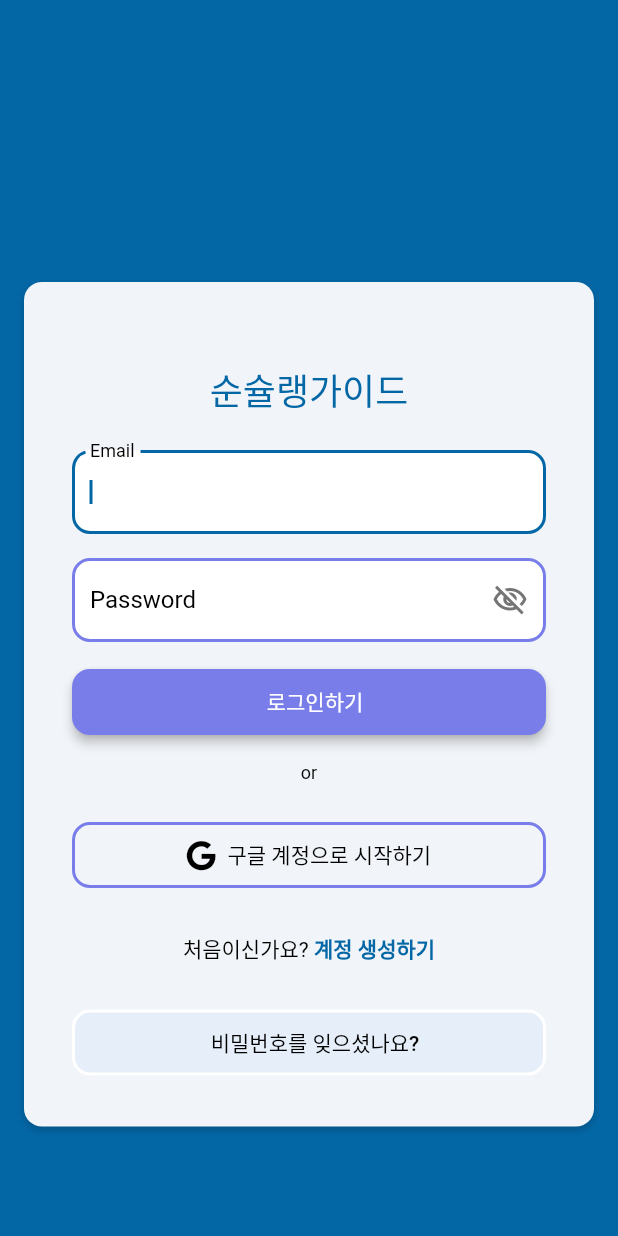
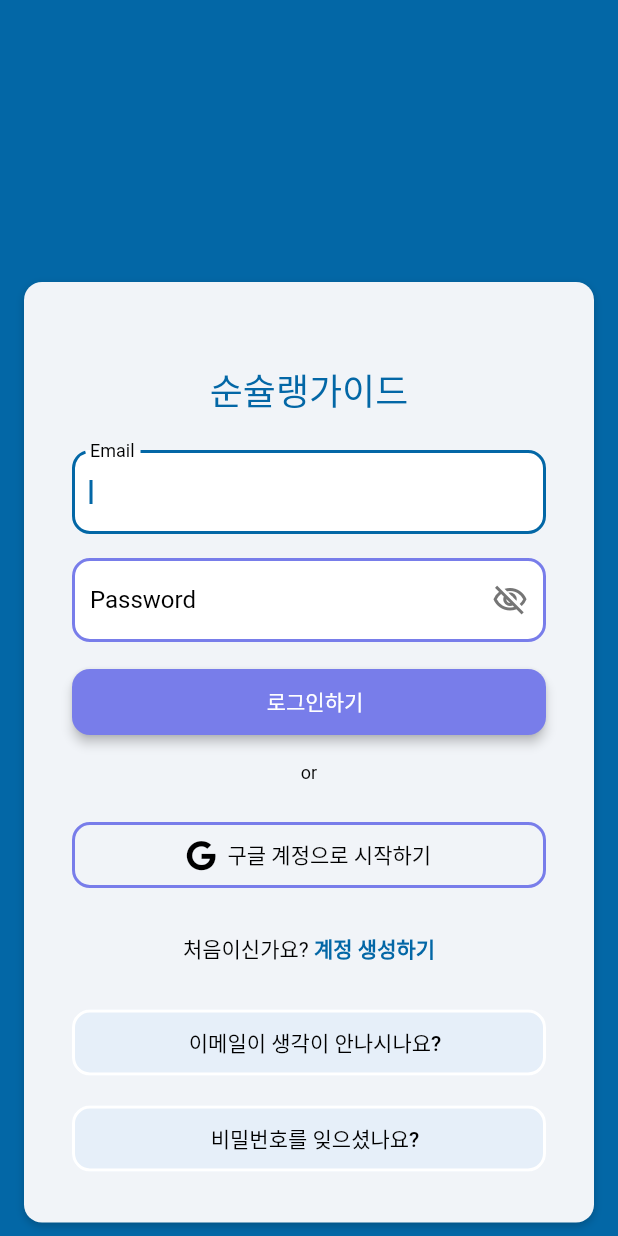
Before and after one commit to SummerToday/Soon-Sulleng-Guide-App, a Flutter app: the screen it shows after launch, on a phone screen of 412 x 824 dp. Run offline on Flutter 3.47's test engine with Material 2 defaults, Android fonts, the phone set to English and light mode, and no system bars; drawn by our look-alikes of flutter_animate; our stand-ins replace font_awesome_flutter; accounts and stored records are empty; Roboto replaces fonts that are missing (Yangjin).

Commit message:
로그인 화면 이메일 찾기 버튼 추가

```diff
--- a/lib/Account/login.dart
+++ b/lib/Account/login.dart
@@ -396,6 +396,36 @@ class _LoginWidgetState extends State<LoginWidget>
                               padding: EdgeInsetsDirectional.fromSTEB(0, 16, 0, 0),
                               child: FFButtonWidget(
                                 onPressed: () async {
+                                  // Email recovery page로 이동
+                                  // 추후에 email recovery 관련 페이지를 연결해야 합니다.
+                                  ScaffoldMessenger.of(context).showSnackBar(
+                                    SnackBar(content: Text('이메일 복구 클릭됨')),
+                                  );
+                                },
+                                text: '이메일이 생각이 안나시나요?',
+                                options: FFButtonOptions(
+                                  width: double.infinity,
+                                  height: 44,
+                                  padding: EdgeInsetsDirectional.fromSTEB(0, 0, 0, 0),
+                                  iconPadding: EdgeInsetsDirectional.fromSTEB(0, 0, 0, 0),
+                                  color: theme.backgroundColor,
+                                  textStyle: theme.titleSmall.copyWith(
+                                    color: theme.primaryText,
+                                  ),
+                                  elevation: 0,
+                                  borderSide: BorderSide(
+                                    color: theme.primaryBackground,
+                                    width: 2,
+                                  ),
+                                  borderRadius: BorderRadius.circular(12),
+                                  hoverColor: theme.primaryBackground,
+                                ),
+                              ),
+                            ),
+                            Padding(
+                              padding: EdgeInsetsDirectional.fromSTEB(0, 16, 0, 0),
+                              child: FFButtonWidget(
+                                onPressed: () async {
                                   // ForgetPasswordWidget으로 이동
                                   Navigator.push(
                                     context,
```
